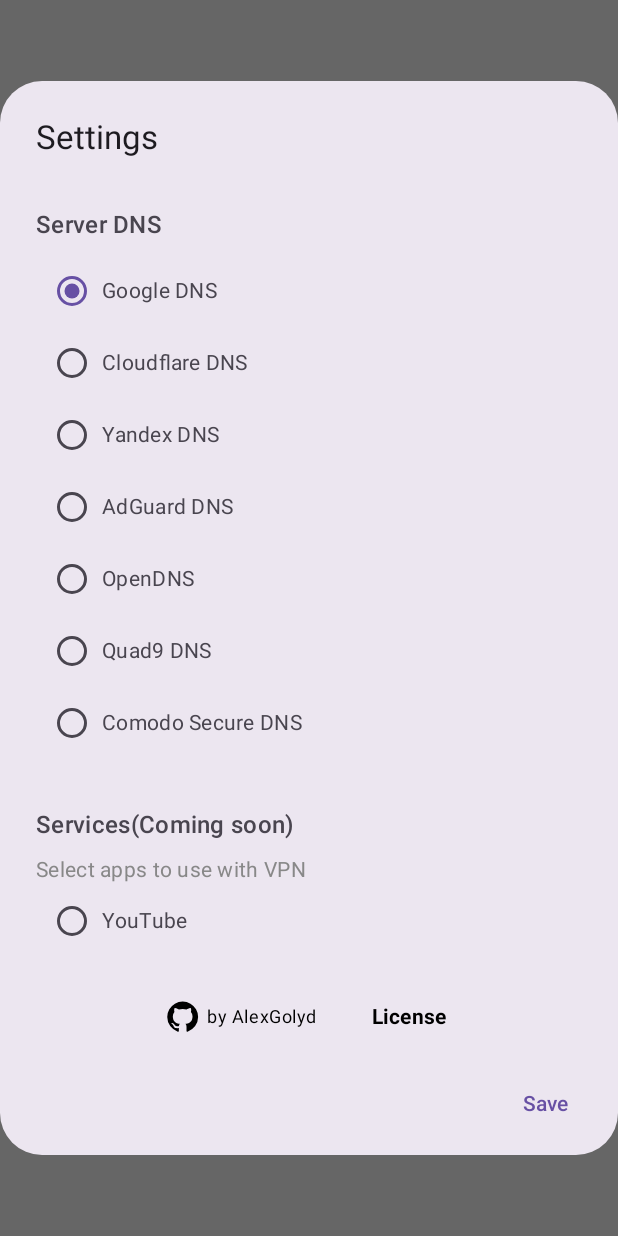
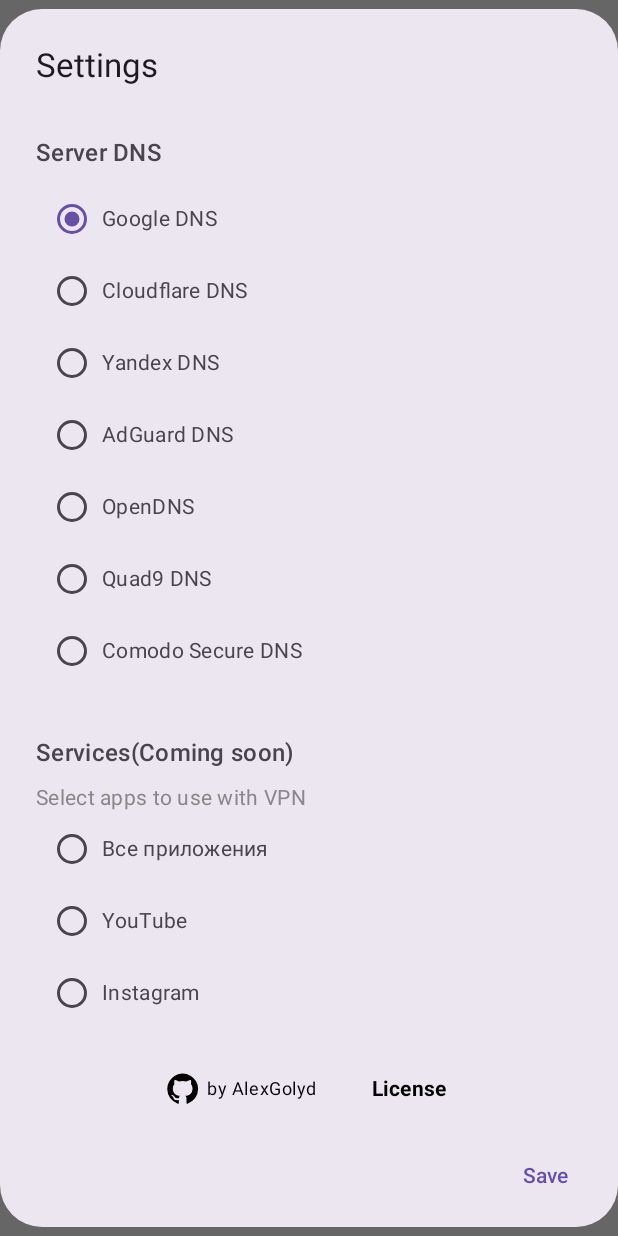
Before and after one commit to agolyud/VPN_Outline_TV, an Android app built with Jetpack Compose: the @Preview function PreviewCustomSettingsDialog, on a phone screen of 412 x 824 dp. Run offline under Robolectric (Android 15) with nearby library versions, the phone set to English and light mode, and no system bars.

Commit message:
youtube instagramm

```diff
--- a/app/src/main/java/app/android/outlinevpntv/ui/SettingsDialog.kt
+++ b/app/src/main/java/app/android/outlinevpntv/ui/SettingsDialog.kt
@@ -53,6 +53,7 @@
         mutableStateOf(preferencesManager.getSelectedDns() ?: "8.8.8.8")
     }
 
+    val selectedApps = remember { mutableStateListOf<String>() }
 
     LaunchedEffect(Unit) {
         if (preferencesManager.getSelectedDns().isNullOrEmpty()) {
@@ -74,7 +75,6 @@
             Column(Modifier.verticalScroll(rememberScrollState())) {
                 SettingsDialogSectionTitle(text = "Server DNS")
                 Column(Modifier.selectableGroup()) {
-
                     SettingsDialogThemeChooserRow(
                         text = "Google DNS",
                         selected = selectedDns == "8.8.8.8",
@@ -151,9 +151,38 @@
                 )
                 Column(Modifier.selectableGroup()) {
                     SettingsDialogThemeChooserRow(
+                        text = "Все приложения",
+                        selected = selectedApps.contains("Все приложения"),
+                        onClick = {
+                            if (selectedApps.contains("Все приложения")) {
+                                selectedApps.remove("Все приложения")
+                            } else {
+                                selectedApps.clear()
+                                selectedApps.add("Все приложения")
+                            }
+                        }
+                    )
+                    SettingsDialogThemeChooserRow(
                         text = "YouTube",
-                        selected = false,
-                        onClick = { /* TODO */ }
+                        selected = selectedApps.contains("YouTube"),
+                        onClick = {
+                            if (selectedApps.contains("YouTube")) {
+                                selectedApps.remove("YouTube")
+                            } else {
+                                selectedApps.add("YouTube")
+                            }
+                        }
+                    )
+                    SettingsDialogThemeChooserRow(
+                        text = "Instagram",
+                        selected = selectedApps.contains("Instagram"),
+                        onClick = {
+                            if (selectedApps.contains("Instagram")) {
+                                selectedApps.remove("Instagram")
+                            } else {
+                                selectedApps.add("Instagram")
+                            }
+                        }
                     )
                 }
 
@@ -170,7 +199,10 @@
                 color = MaterialTheme.colorScheme.primary,
                 modifier = Modifier
                     .padding(horizontal = 8.dp)
-                    .clickable { onDismiss() },
+                    .clickable {
+                        preferencesManager.saveSelectedApps(selectedApps.toList())
+                        onDismiss()
+                    },
             )
         }
     )
```
